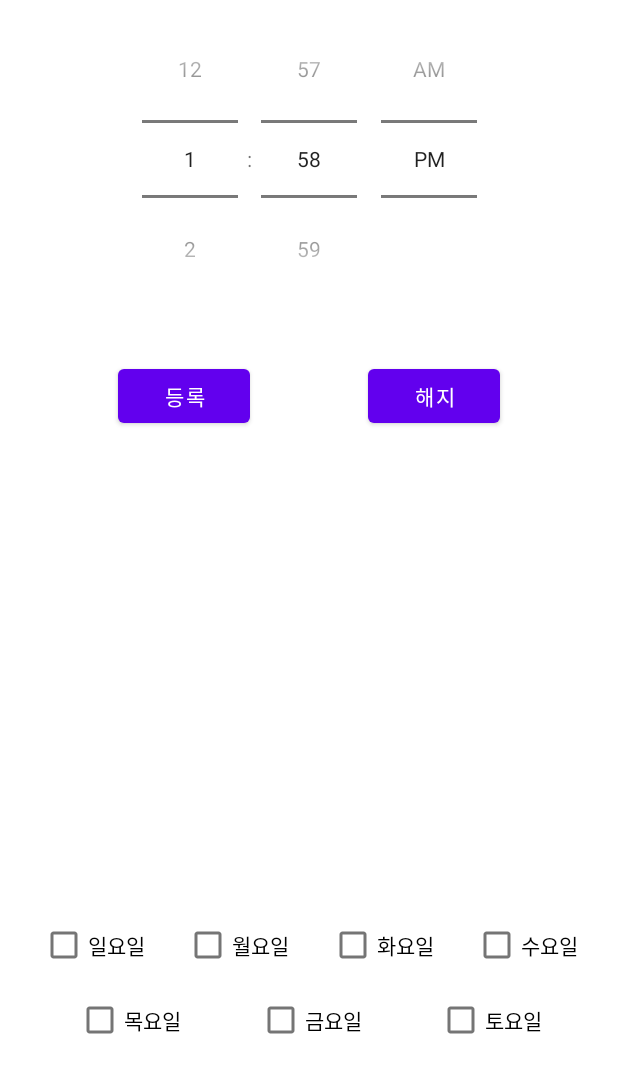
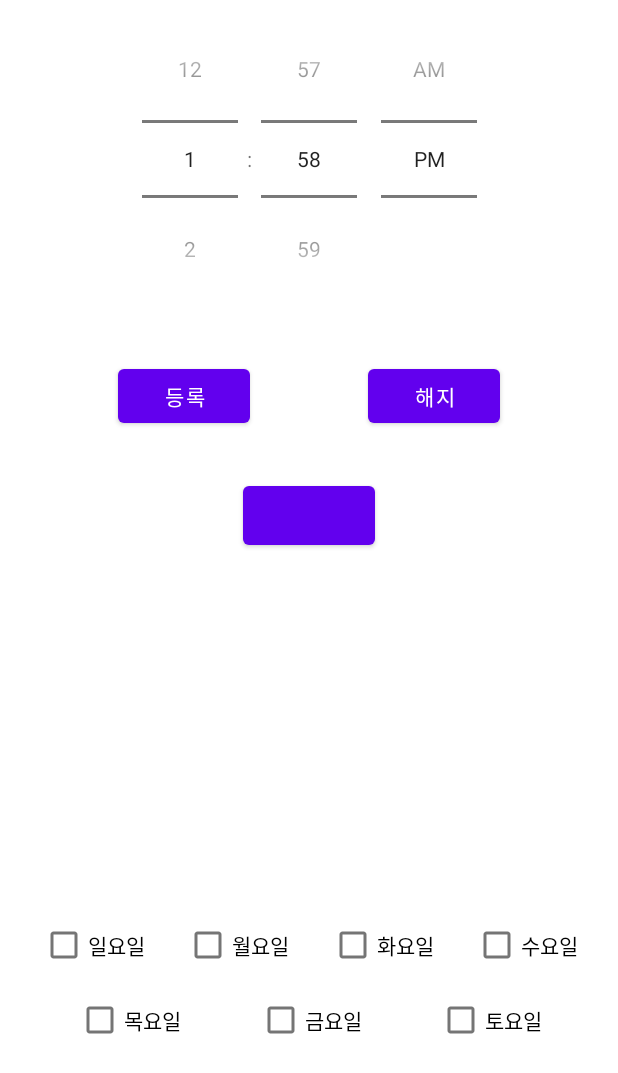
Before and after one commit to Jamong435/LifeNack, an Android app: the layout activity_main.xml on its own in the app's theme, with its tools: preview values and no code run, on a phone screen of 412 x 824 dp. Shown: the top 1073 px of the screen. Run offline under Robolectric (Android 15) with nearby library versions, the phone set to English and light mode, and no system bars.

Commit message:
중간 커밋

```diff
--- a/app/src/main/java/com/lifeapp/lifenack/AlarmTimeViewActivity.java
+++ b/app/src/main/java/com/lifeapp/lifenack/AlarmTimeViewActivity.java
@@ -109,4 +109,10 @@ public class AlarmTimeViewActivity extends AppCompatActivity {
 
         return sideInversionImg;
     }
+
+    public void clickbtn(View view) {
+
+        Intent intent1 = new Intent(this,MainActivity.class);
+        startActivity(intent1);
+    }
 }
--- a/app/src/main/java/com/lifeapp/lifenack/MainActivity.java
+++ b/app/src/main/java/com/lifeapp/lifenack/MainActivity.java
@@ -130,4 +130,8 @@ public class MainActivity extends AppCompatActivity {
         alarmManager.cancel(pIntent);
     }// unregist()..
 
+    public void clickbtn2(View view) {
+        Intent intent = new Intent(this,AlarmTimeViewActivity.class);
+        startActivity(intent);
+    }
 }// MainActivity class..
--- a/app/src/main/res/layout/activity_main.xml
+++ b/app/src/main/res/layout/activity_main.xml
@@ -6,6 +6,19 @@
     android:layout_height="match_parent"
     tools:context=".MainActivity">
 
+
+    <Button
+        android:layout_width="wrap_content"
+        android:layout_height="wrap_content"
+        android:onClick="clickbtn2"
+        app:layout_constraintLeft_toLeftOf="parent"
+        app:layout_constraintRight_toRightOf="parent"
+        app:layout_constraintTop_toBottomOf="@id/button"
+        android:layout_marginTop="30dp"
+        android:paddingTop="16dp"
+        tools:ignore="MissingConstraints"
+        />
+
     <TimePicker
         android:id="@+id/tp_timepicker"
         android:layout_width="wrap_content"
@@ -13,7 +26,8 @@
         android:timePickerMode="spinner"
         app:layout_constraintLeft_toLeftOf="parent"
         app:layout_constraintRight_toRightOf="parent"
-        app:layout_constraintTop_toTopOf="parent" />
+        app:layout_constraintTop_toTopOf="parent"
+        />
 
     <Button
         android:id="@+id/button"
--- a/app/src/main/res/values-night/themes.xml
+++ b/app/src/main/res/values-night/themes.xml
@@ -12,5 +12,6 @@
         <!-- Status bar color. -->
         <item name="android:statusBarColor" tools:targetApi="l">?attr/colorPrimaryVariant</item>
         <!-- Customize your theme here. -->
+        <item name="windowNoTitle">true</item>
     </style>
 </resources>
--- a/app/src/main/res/values/themes.xml
+++ b/app/src/main/res/values/themes.xml
@@ -12,5 +12,6 @@
         <!-- Status bar color. -->
         <item name="android:statusBarColor" tools:targetApi="l">?attr/colorPrimaryVariant</item>
         <!-- Customize your theme here. -->
+        <item name="windowNoTitle">true</item>
     </style>
 </resources>
```
Also changed, not shown: app/src/main/res/drawable/checkbox_bg.xml (added, +10 -0 lines), app/src/main/res/drawable/custom_checkbox.xml (added, +25 -0 lines), app/src/main/res/layout/activity_alarm_time_view.xml (+13 -4 lines).
